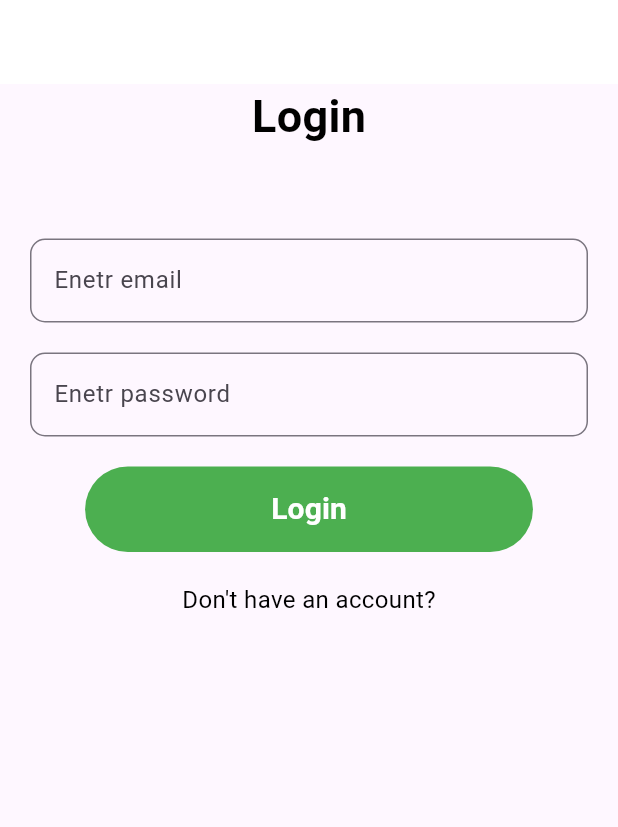
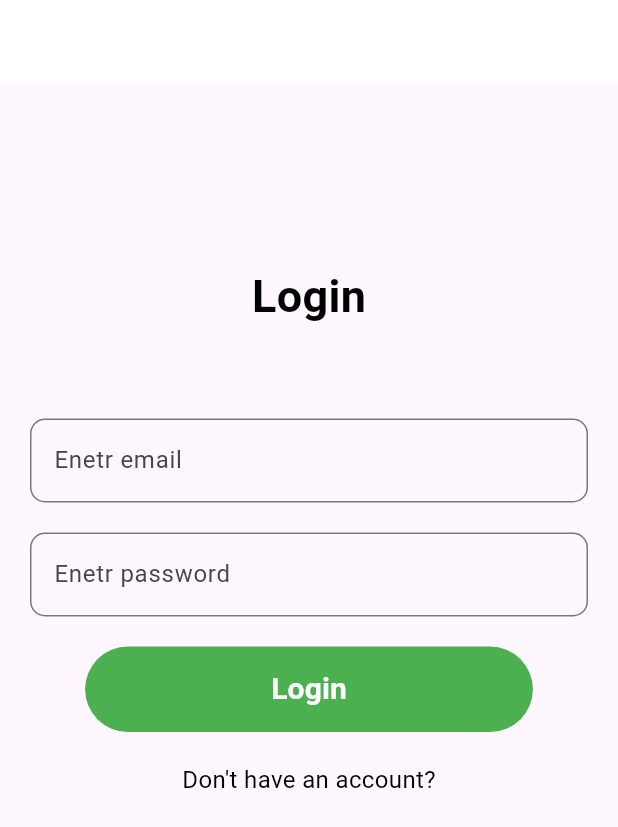
Before and after one commit to SaiyedMustaq/flutter_superbase_learning, a Flutter app: the screen it shows after launch, after a tap on "Login", on a phone screen of 412 x 824 dp. Shown: the top 827 px of the screen. Run offline on Flutter 3.47's test engine with Material 3 defaults, Android fonts, the phone set to English and light mode, and no system bars; our stand-ins replace supabase_flutter; accounts and stored records are empty; network calls fail.

Commit message:
auth and signup complete
- login sing up complete using superbase

```diff
--- /dev/null
+++ b/lib/AuthException.dart
@@ -0,0 +1,29 @@
+class AuthException {
+  final String message;
+  final int statusCode;
+  final String errorCode;
+
+  AuthException({
+    required this.message,
+    required this.statusCode,
+    required this.errorCode,
+  });
+
+  // Factory method to create an AuthException object from JSON
+  factory AuthException.fromJson(Map<String, dynamic> json) {
+    return AuthException(
+      message: json['message'],
+      statusCode: json['statusCode'],
+      errorCode: json['errorCode'],
+    );
+  }
+
+  // Method to convert an AuthException object to JSON
+  Map<String, dynamic> toJson() {
+    return {
+      'message': message,
+      'statusCode': statusCode,
+      'errorCode': errorCode,
+    };
+  }
+}
--- a/lib/auth_navigate.dart
+++ b/lib/auth_navigate.dart
@@ -1,4 +1,6 @@
 import 'package:flutter/material.dart';
+import 'package:flutter_superbase_learning/login_screen.dart';
+import 'package:flutter_superbase_learning/profile_screen.dart';
 import 'package:supabase_flutter/supabase_flutter.dart';
 
 class AuthNavigateScreen extends StatelessWidget {
@@ -16,9 +18,9 @@ class AuthNavigateScreen extends StatelessWidget {
           }
           final session = snapshot.data?.session;
           if (session != null) {
-
+            return const ProfileScreen();
           }else{
-
+            return const LoginScreen();
           }
         });
   }
--- a/lib/auth_service.dart
+++ b/lib/auth_service.dart
@@ -1,36 +1,41 @@
 import 'package:supabase_flutter/supabase_flutter.dart';
 
 class AuthService {
-  final SupabaseClient _supabase = Supabase.instance.client;
+  AuthService._privateConstructor();
+  static final AuthService _instance = AuthService._privateConstructor();
+  static AuthService get instance => _instance;
+
+  static final SupabaseClient _superBaseClient = Supabase.instance.client;
 
   //Logins user with email and password
-  Future<AuthResponse> signInWithEmailPassword({
+  static Future<AuthResponse> signInWithEmailPassword({
     required String email,
     required String password,
   }) async {
-    return await _supabase.auth.signInWithPassword(
+    return await _superBaseClient.auth.signInWithPassword(
       email: email,
       password: password,
     );
   }
 
   //Registers user with email and password
-  Future<AuthResponse> signUpWithEmailPassword({
+  static Future<AuthResponse> signUpWithEmailPassword({
     required String email,
     required String password,
   }) async {
-    return await _supabase.auth.signUp(
+    return await _superBaseClient.auth.signUp(
       email: email,
       password: password,
     );
   }
 
   //signout user
-  Future<void> signOut() async {
-    await _supabase.auth.signOut();
+  static Future<void> signOut() async {
+    await _superBaseClient.auth.signOut();
   }
+
   // Get current user email
-  String? getCurrentUserEmail() {
-    return _supabase.auth.currentUser?.email;
+  static String? getCurrentUserEmail() {
+    return _superBaseClient.auth.currentUser?.email;
   }
 }
--- a/lib/login_screen.dart
+++ b/lib/login_screen.dart
@@ -1,8 +1,11 @@
 import 'package:flutter/material.dart';
+//import 'package:flutter_superbase_learning/AuthException.dart' as appAuth;
 import 'package:flutter_superbase_learning/sbAppButton.dart';
 import 'package:flutter_superbase_learning/sbTextField.dart';
 import 'package:flutter_superbase_learning/singup_screen.dart';
 import 'package:supabase_flutter/supabase_flutter.dart';
+
+import 'auth_service.dart';
 
 class LoginScreen extends StatefulWidget {
   const LoginScreen({super.key});
@@ -26,13 +29,13 @@ class _LoginScreenState extends State<LoginScreen> {
   Widget build(BuildContext context) {
     return Scaffold(
       appBar: AppBar(backgroundColor: Colors.white),
-      body: Column(
+      body: SingleChildScrollView(
+        child: Column(
+          mainAxisAlignment: MainAxisAlignment.center,
+          crossAxisAlignment: CrossAxisAlignment.center,
           children: <Widget>[
-          const Text("Login",
-              style: TextStyle(
-                  color: Colors.black,
-                  fontSize: 30,
-                  fontWeight: FontWeight.bold)),
+            const SizedBox(height: 120),
+            const Text("Login", style: TextStyle(color: Colors.black, fontSize: 30, fontWeight: FontWeight.bold)),
             const SizedBox(height: 60),
             SBTextField(
               controller: emialController,
@@ -46,11 +49,24 @@ class _LoginScreenState extends State<LoginScreen> {
             const SizedBox(height: 20),
             Sbappbutton(
               buttonText: "Login",
-            onTap: () {
-              supabase.client.auth.signInWithPassword(
-                email: emialController.text,
-                password: passwordController.text,
+              onTap: () async {
+                try {
+                  // email: "Example04@gmail.com",
+                  // password: "Exam@041",
+                  final AuthResponse res = await AuthService.signInWithEmailPassword(
+                    email: emialController.text.toString(),
+                    password: passwordController.text.toString(),
                   );
+
+                  if (res.user != null) {
+                    print("User Login Successful");
+                  }
+                } catch (e) {
+                  AuthException authException = e as AuthException;
+                  print("*-*-*-* Error: ${authException.message}");
+                  print("*-*-*-* Error: ${authException.statusCode}");
+                  print("*-*-*-* Error: ${authException.code}");
+                }
               },
             ),
             const SizedBox(height: 20),
@@ -71,6 +87,7 @@ class _LoginScreenState extends State<LoginScreen> {
             )
           ],
         ),
+      ),
     );
   }
 }
--- a/lib/main.dart
+++ b/lib/main.dart
@@ -4,7 +4,8 @@ import 'package:supabase_flutter/supabase_flutter.dart';
 
 const supabaseUrl = 'https://avptgthrnwewirsqjiqs.supabase.co';
 const supabaseKey =
-    'eyJhbGciOiJIUzI1NiIsInR5cCI6IkpXVCJ9.eyJpc3MiOiJzdXBhYmFzZSIsInJlZiI6InFsaG9laHV1bGVteHlmc2ZremlpIiwicm9sZSI6ImFub24iLCJpYXQiOjE3MzY0MjA2NzIsImV4cCI6MjA1MTk5NjY3Mn0.pA48_HdLqSRrXVAtDz1IGQ_NHrJnFJNp54oyJe6mc3c';
+    'eyJhbGciOiJIUzI1NiIsInR5cCI6IkpXVCJ9.eyJpc3MiOiJzdXBhYmFzZSIsInJlZiI6ImF2cHRndGhybndld2lyc3FqaXFzIiwicm9sZSI6ImFub24iLCJpYXQiOjE3MzU3MTQyMTcsImV4cCI6MjA1MTI5MDIxN30.3UKOuhtFenfN5XGjnO73EBLo8wbvdIyMP_8COwfyc7w';
+//'eyJhbGciOiJIUzI1NiIsInR5cCI6IkpXVCJ9.eyJpc3MiOiJzdXBhYmFzZSIsInJlZiI6InFsaG9laHV1bGVteHlmc2ZremlpIiwicm9sZSI6ImFub24iLCJpYXQiOjE3MzY0MjA2NzIsImV4cCI6MjA1MTk5NjY3Mn0.pA48_HdLqSRrXVAtDz1IGQ_NHrJnFJNp54oyJe6mc3c';
 
 Future<void> main() async {
   WidgetsFlutterBinding.ensureInitialized();
```
Also changed, not shown: lib/profile_screen.dart (added, +15 -0 lines), lib/singup_screen.dart (+14 -32 lines). Lines whose indentation alone changed are shown as unchanged.
